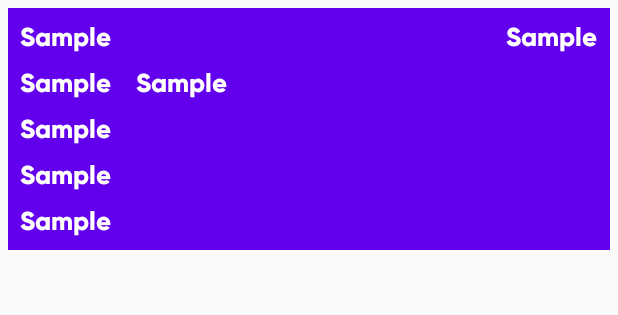
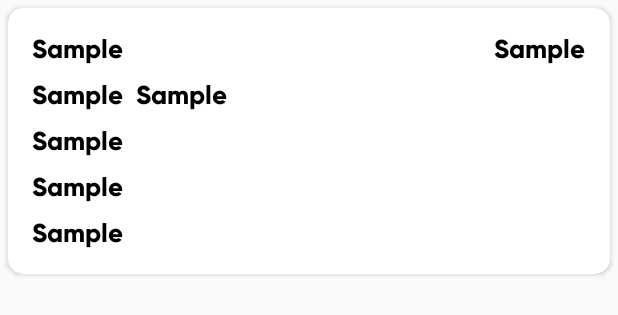
Before and after one commit to samesh97/CSSE-Project, an Android app: the layout order_item_row.xml on its own in the app's theme, with its tools: preview values and no code run, on a phone screen of 412 x 824 dp. Shown: the top 315 px of the screen. Run offline under Robolectric (Android 15) with nearby library versions, the phone set to English and light mode, and no system bars.

Commit message:
minor changes

```diff
--- a/app/build.gradle
+++ b/app/build.gradle
@@ -36,6 +36,7 @@ dependencies {
     annotationProcessor 'com.github.bumptech.glide:compiler:4.11.0'
     implementation 'de.hdodenhof:circleimageview:3.1.0'
     //
+    implementation "androidx.cardview:cardview:1.0.0"
 
     testImplementation 'junit:junit:4.12'
     androidTestImplementation 'androidx.test.ext:junit:1.1.2'
--- a/app/src/main/java/com/crave/food/csse_android_app/adapters/OrderAdapter.java
+++ b/app/src/main/java/com/crave/food/csse_android_app/adapters/OrderAdapter.java
@@ -40,11 +40,11 @@ public class OrderAdapter extends RecyclerView.Adapter<OrderAdapter.MyViewHolder
 
         Order order = list.get(position);
 
-        holder.ref.setText(order.getRefNo());
-        holder.company.setText(order.getProduct() + " -");
-        holder.cost.setText("" + order.getPriceExpected());
+        holder.ref.setText( order.getRefNo());
+        holder.company.setText( order.getCompanyName());
+        holder.cost.setText(order.getPriceExpected() + " LKR");
         holder.date.setText(order.getDateRequired());
-        holder.name.setText(order.getCompanyName());
+        holder.name.setText(order.getProduct()  + " -");
         holder.status.setText(order.getStatus());
         holder.qty.setText(order.getQuantity() + " " + order.getUnit());
     }
--- a/app/src/main/res/layout/activity_order_view_sitemanager.xml
+++ b/app/src/main/res/layout/activity_order_view_sitemanager.xml
@@ -143,6 +143,7 @@
         android:layout_marginEnd="16dp"
         android:layout_marginRight="16dp"
         android:layout_marginBottom="24dp"
+        android:backgroundTint="@color/colorPrimary"
         android:background="@drawable/ic_add_box"
         android:src="@drawable/ic_baseline_add_24"
         android:onClick="onClickAddButton"
--- a/app/src/main/res/layout/order_item_row.xml
+++ b/app/src/main/res/layout/order_item_row.xml
@@ -1,23 +1,28 @@
 <?xml version="1.0" encoding="utf-8"?>
-<androidx.constraintlayout.widget.ConstraintLayout
+<androidx.cardview.widget.CardView
     xmlns:android="http://schemas.android.com/apk/res/android"
     xmlns:app="http://schemas.android.com/apk/res-auto"
     xmlns:tools="http://schemas.android.com/tools"
     android:layout_width="match_parent"
-    android:background="@color/colorPrimary"
+    app:cardCornerRadius="10dp"
     android:layout_margin="5dp"
     android:layout_height="wrap_content">
+
+    <androidx.constraintlayout.widget.ConstraintLayout
+        android:layout_width="match_parent"
+        android:layout_height="match_parent">
+
 
         <TextView
             android:id="@+id/ref"
             android:layout_width="wrap_content"
             android:layout_height="wrap_content"
-        android:layout_marginStart="8dp"
-        android:layout_marginLeft="8dp"
-        android:layout_marginTop="8dp"
+            android:layout_marginStart="16dp"
+            android:layout_marginLeft="16dp"
+            android:layout_marginTop="16dp"
             android:fontFamily="@font/gilroy"
             android:text="Sample"
-        android:textColor="@color/white"
+            android:textColor="@android:color/black"
             android:textSize="17sp"
             app:layout_constraintStart_toStartOf="parent"
             app:layout_constraintTop_toTopOf="parent" />
@@ -26,15 +31,14 @@
             android:id="@+id/status"
             android:layout_width="wrap_content"
             android:layout_height="wrap_content"
-        android:layout_marginTop="8dp"
-        android:layout_marginEnd="8dp"
-        android:layout_marginRight="8dp"
+            android:layout_marginEnd="16dp"
+            android:layout_marginRight="16dp"
             android:fontFamily="@font/gilroy"
             android:text="Sample"
-        android:textColor="@color/white"
+            android:textColor="@android:color/black"
             android:textSize="17sp"
             app:layout_constraintEnd_toEndOf="parent"
-        app:layout_constraintTop_toTopOf="parent" />
+            app:layout_constraintTop_toTopOf="@+id/ref" />
 
     <TextView
         android:id="@+id/name"
@@ -43,7 +47,7 @@
         android:layout_marginTop="8dp"
         android:fontFamily="@font/gilroy"
         android:text="Sample"
-        android:textColor="@color/white"
+        android:textColor="@android:color/black"
         android:textSize="17sp"
         app:layout_constraintStart_toStartOf="@+id/ref"
         app:layout_constraintTop_toBottomOf="@+id/ref" />
@@ -52,11 +56,11 @@
             android:id="@+id/qty"
             android:layout_width="wrap_content"
             android:layout_height="wrap_content"
-        android:layout_marginStart="16dp"
-        android:layout_marginLeft="16dp"
+            android:layout_marginStart="8dp"
+            android:layout_marginLeft="8dp"
             android:fontFamily="@font/gilroy"
             android:text="Sample"
-        android:textColor="@color/white"
+            android:textColor="@android:color/black"
             android:textSize="17sp"
             app:layout_constraintBottom_toBottomOf="@+id/name"
             app:layout_constraintStart_toEndOf="@+id/name"
@@ -69,7 +73,7 @@
         android:layout_marginTop="8dp"
         android:fontFamily="@font/gilroy"
         android:text="Sample"
-        android:textColor="@color/white"
+        android:textColor="@android:color/black"
         android:textSize="17sp"
         app:layout_constraintStart_toStartOf="@+id/name"
         app:layout_constraintTop_toBottomOf="@+id/name" />
@@ -81,7 +85,7 @@
         android:layout_marginTop="8dp"
         android:fontFamily="@font/gilroy"
         android:text="Sample"
-        android:textColor="@color/white"
+        android:textColor="@android:color/black"
         android:textSize="17sp"
         app:layout_constraintStart_toStartOf="@+id/cost"
         app:layout_constraintTop_toBottomOf="@+id/cost" />
@@ -91,13 +95,15 @@
             android:layout_width="wrap_content"
             android:layout_height="wrap_content"
             android:layout_marginTop="8dp"
-        android:layout_marginBottom="8dp"
+            android:layout_marginBottom="16dp"
             android:fontFamily="@font/gilroy"
             android:text="Sample"
-        android:textColor="@color/white"
+            android:textColor="@android:color/black"
             android:textSize="17sp"
             app:layout_constraintBottom_toBottomOf="parent"
             app:layout_constraintStart_toStartOf="@+id/company"
             app:layout_constraintTop_toBottomOf="@+id/company" />
 
     </androidx.constraintlayout.widget.ConstraintLayout>
+
+</androidx.cardview.widget.CardView>
```
Lines whose indentation alone changed are shown as unchanged.
